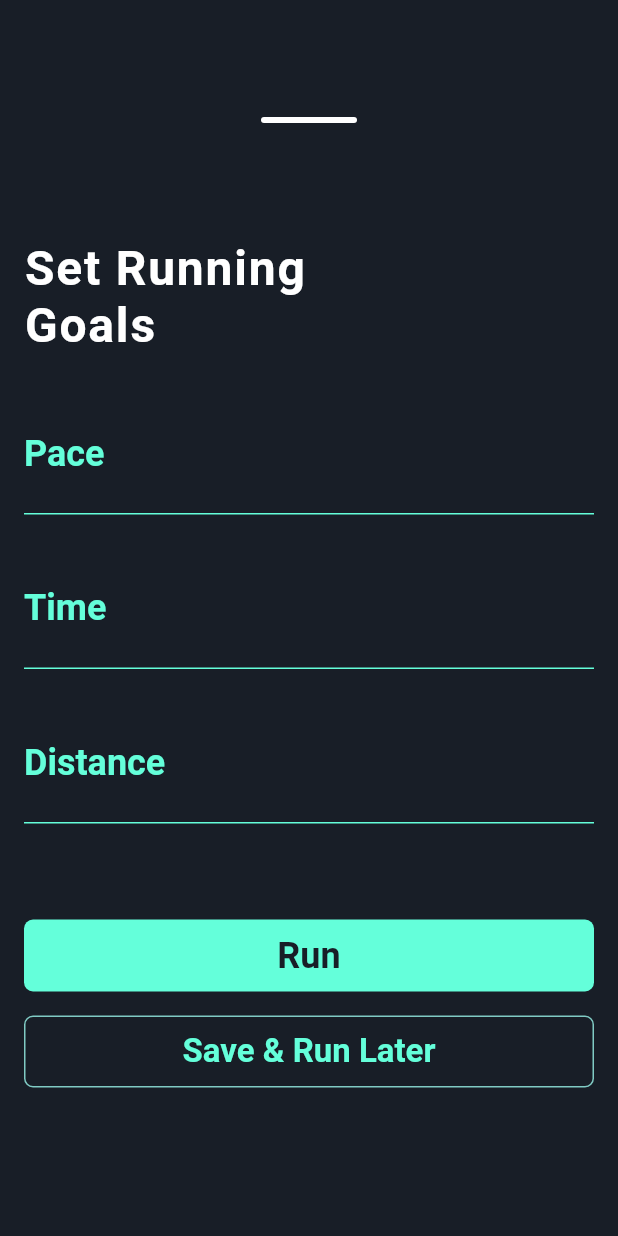
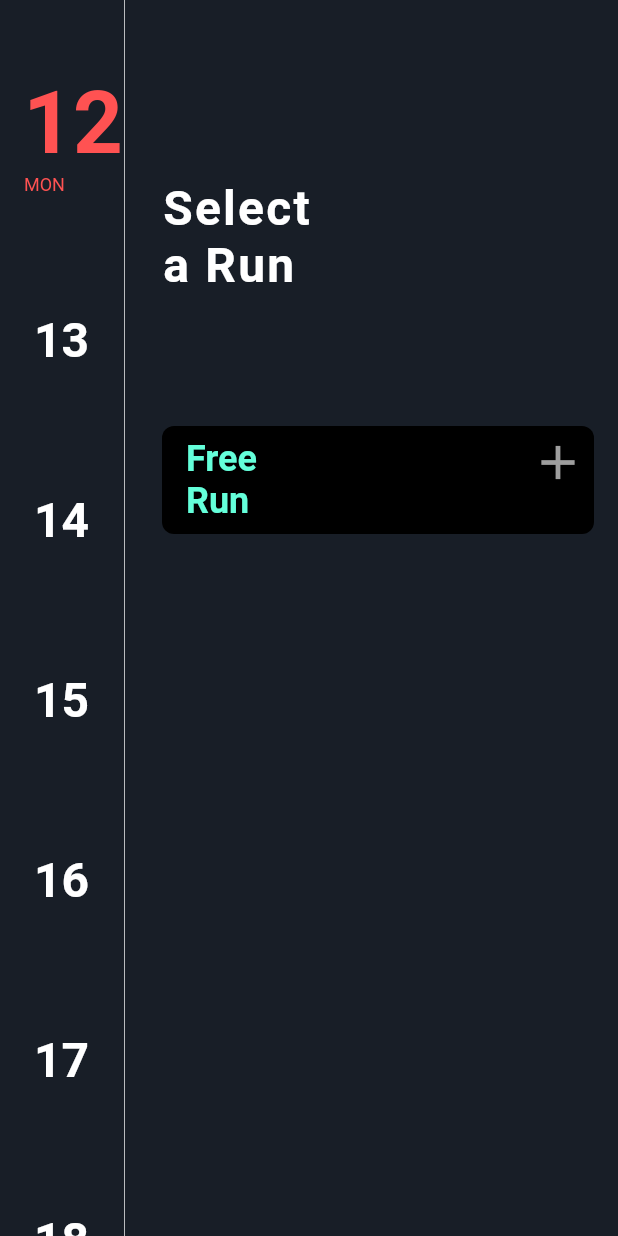
Before and after one commit to KhineKhineLin/Dribble-Flutter-UI4, a Flutter app: the screen it shows after launch, on a phone screen of 412 x 824 dp. Run offline on Flutter 3.47's test engine with Material 2 defaults, Android fonts, the phone set to English and light mode, and no system bars; our stand-ins replace google_fonts.

Commit message:
create home page

```diff
--- a/lib/fitness_running_app/fitness_set_running.dart
+++ b/lib/fitness_running_app/fitness_set_running.dart
@@ -1,3 +1,4 @@
+import 'package:dribbble_flutter_ui4/fitness_running_app/home_page.dart';
 import 'package:flutter/material.dart';
 
 class FitnessSetRunningApp extends StatelessWidget {
@@ -8,7 +9,7 @@ class FitnessSetRunningApp extends StatelessWidget {
     return MaterialApp(
       debugShowCheckedModeBanner: false,
       theme: ThemeData(accentColor: Colors.tealAccent),
-      home: const MainPage(),
+      home: const HomePage(),
     );
   }
 }
--- /dev/null
+++ b/lib/fitness_running_app/home_page.dart
@@ -0,0 +1,215 @@
+import 'package:dribbble_flutter_ui4/fitness_running_app/fitness_set_running.dart';
+import 'package:flutter/material.dart';
+
+class HomePage extends StatefulWidget {
+  const HomePage({Key? key}) : super(key: key);
+
+  @override
+  State<HomePage> createState() => _HomePageState();
+}
+
+class _HomePageState extends State<HomePage> {
+  @override
+  Widget build(BuildContext context) {
+    return Scaffold(
+      backgroundColor: Color(0xff181E27),
+      body: Row(
+        children: [
+          Expanded(
+              flex: 2,
+              child: ListView(
+                children: [
+                  SizedBox(
+                    height: 48,
+                  ),
+                  Container(
+                    height: 160,
+                    child: Column(
+                      crossAxisAlignment: CrossAxisAlignment.end,
+                      children: const [
+                        Text(
+                          '12',
+                          style: TextStyle(
+                              color: Colors.redAccent,
+                              fontWeight: FontWeight.bold,
+                              fontSize: 58),
+                        ),
+                        Padding(
+                          padding: EdgeInsets.only(left: 16),
+                          child: Align(
+                            alignment: Alignment.centerLeft,
+                            child: Text(
+                              'MON',
+                              style: TextStyle(
+                                  color: Colors.redAccent, fontSize: 12),
+                            ),
+                          ),
+                        )
+                      ],
+                    ),
+                  ),
+                  Container(
+                    height: 120,
+                    child: const Align(
+                      alignment: Alignment.topCenter,
+                      child: Text(
+                        '13',
+                        style: TextStyle(
+                            color: Colors.white,
+                            fontSize: 32,
+                            fontWeight: FontWeight.bold),
+                      ),
+                    ),
+                  ),
+                  Container(
+                    height: 120,
+                    child: const Align(
+                      alignment: Alignment.topCenter,
+                      child: Text(
+                        '14',
+                        style: TextStyle(
+                            color: Colors.white,
+                            fontSize: 32,
+                            fontWeight: FontWeight.bold),
+                      ),
+                    ),
+                  ),
+                  Container(
+                    height: 120,
+                    child: const Align(
+                      alignment: Alignment.topCenter,
+                      child: Text(
+                        '15',
+                        style: TextStyle(
+                            color: Colors.white,
+                            fontSize: 32,
+                            fontWeight: FontWeight.bold),
+                      ),
+                    ),
+                  ),
+                  Container(
+                    height: 120,
+                    child: const Align(
+                      alignment: Alignment.topCenter,
+                      child: Text(
+                        '16',
+                        style: TextStyle(
+                            color: Colors.white,
+                            fontSize: 32,
+                            fontWeight: FontWeight.bold),
+                      ),
+                    ),
+                  ),
+                  Container(
+                    height: 120,
+                    child: const Align(
+                      alignment: Alignment.topCenter,
+                      child: Text(
+                        '17',
+                        style: TextStyle(
+                            color: Colors.white,
+                            fontSize: 32,
+                            fontWeight: FontWeight.bold),
+                      ),
+                    ),
+                  ),
+                  Container(
+                    height: 120,
+                    child: const Align(
+                      alignment: Alignment.topCenter,
+                      child: Text(
+                        '18',
+                        style: TextStyle(
+                            color: Colors.white,
+                            fontSize: 32,
+                            fontWeight: FontWeight.bold),
+                      ),
+                    ),
+                  ),
+                  Container(
+                    height: 120,
+                    child: const Align(
+                      alignment: Alignment.topCenter,
+                      child: Text(
+                        '19',
+                        style: TextStyle(
+                            color: Colors.white,
+                            fontSize: 32,
+                            fontWeight: FontWeight.bold),
+                      ),
+                    ),
+                  )
+                ],
+              )),
+          VerticalDivider(
+            color: Colors.white.withOpacity(0.7),
+            width: 2,
+          ),
+          Expanded(
+              flex: 8,
+              child: Padding(
+                padding: const EdgeInsets.only(left: 24, right: 16),
+                child: Column(
+                  crossAxisAlignment: CrossAxisAlignment.start,
+                  mainAxisSize: MainAxisSize.max,
+                  children: [
+                    SizedBox(
+                      height: 120,
+                    ),
+                    SizedBox(
+                      height: 80,
+                      width: 120,
+                      child: Text(
+                        'Select \na Run',
+                        style: TextStyle(
+                            color: Colors.white,
+                            fontSize: 32,
+                            fontWeight: FontWeight.bold,
+                            letterSpacing: 1.5),
+                      ),
+                    ),
+                    SizedBox(
+                      height: 84,
+                    ),
+                    Container(
+                      height: 72,
+                      padding: EdgeInsets.only(
+                          left: 16, right: 0, top: 0, bottom: 8),
+                      decoration: BoxDecoration(
+                          color: Colors.black,
+                          borderRadius: BorderRadius.circular(8)),
+                      child: Row(children: [
+                        Padding(
+                          padding: const EdgeInsets.only(top: 8.0),
+                          child: Text(
+                            'Free\nRun',
+                            style: TextStyle(
+                                color: Colors.tealAccent,
+                                fontSize: 24,
+                                fontWeight: FontWeight.bold),
+                          ),
+                        ),
+                        Spacer(),
+                        Align(
+                          alignment: Alignment.topCenter,
+                          child: IconButton(
+                            onPressed: () {
+                              Navigator.of(context).push(MaterialPageRoute(
+                                  builder: (context) => MainPage()));
+                            },
+                            icon: Icon(Icons.add),
+                            iconSize: 38,
+                            color: Colors.grey,
+                            padding: EdgeInsets.zero,
+                          ),
+                        )
+                      ]),
+                    )
+                  ],
+                ),
+              )),
+        ],
+      ),
+    );
+  }
+}
```
